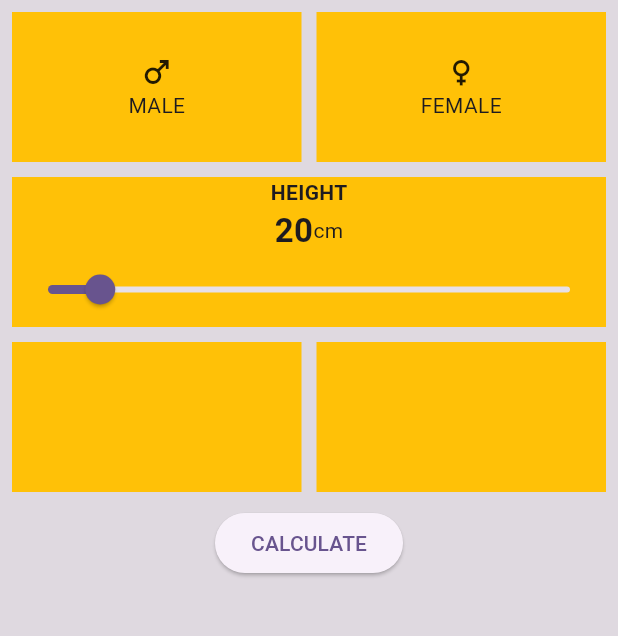
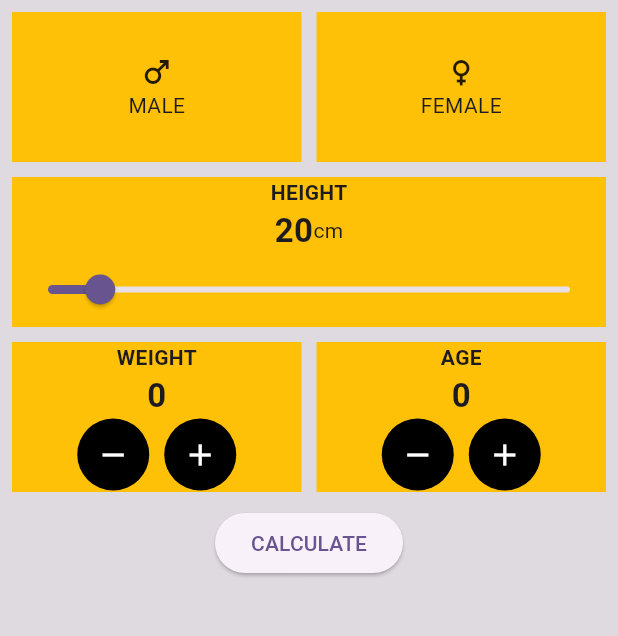
Before and after one commit to Mustack-Rabbi/bmi-calculator, a Flutter app: the screen it shows after launch, on a phone screen of 412 x 824 dp, the part 84-720 px from its top. Run offline on Flutter 3.47's test engine with Material 3 defaults, Android fonts, the phone set to English and light mode, and no system bars.

Commit message:
weight age design complete

```diff
--- a/lib/page/home_page.dart
+++ b/lib/page/home_page.dart
@@ -9,6 +9,8 @@ class HomePage extends StatefulWidget {
 
 class _HomePageState extends State<HomePage> {
   double _currentSliderValue = 20;
+  int weight = 0;
+  int age = 0;
   @override
   Widget build(BuildContext context) {
     return Scaffold(
@@ -94,6 +96,56 @@ class _HomePageState extends State<HomePage> {
                     child: Container(
                       height: 100,
                       color: Colors.amber,
+                      child: Column(
+                        children: [
+                          Text("WEIGHT",
+                              style: TextStyle(fontWeight: FontWeight.bold)),
+                          Text(
+                            weight.toString(),
+                            style: TextStyle(
+                                fontSize: 22, fontWeight: FontWeight.bold),
+                          ),
+                          Row(
+                            mainAxisAlignment: MainAxisAlignment.center,
+                            children: [
+                              Container(
+                                decoration: const ShapeDecoration(
+                                  color: Colors.black,
+                                  shape: CircleBorder(),
+                                ),
+                                child: IconButton(
+                                  icon: const Icon(Icons.remove),
+                                  color: Colors.white,
+                                  onPressed: () {
+                                    if (weight > 0) {
+                                      weight--;
+                                    }
+
+                                    setState(() {});
+                                  },
+                                ),
+                              ),
+                              SizedBox(
+                                width: 10,
+                              ),
+                              Container(
+                                decoration: const ShapeDecoration(
+                                  color: Colors.black,
+                                  shape: CircleBorder(),
+                                ),
+                                child: IconButton(
+                                  icon: const Icon(Icons.add),
+                                  color: Colors.white,
+                                  onPressed: () {
+                                    weight++;
+                                    setState(() {});
+                                  },
+                                ),
+                              ),
+                            ],
+                          )
+                        ],
+                      ),
                     ),
                   ),
                   SizedBox(
@@ -103,8 +155,58 @@ class _HomePageState extends State<HomePage> {
                     child: Container(
                       height: 100,
                       color: Colors.amber,
+                      child: Column(
+                        children: [
+                          Text("AGE",
+                              style: TextStyle(fontWeight: FontWeight.bold)),
+                          Text(
+                            age.toString(),
+                            style: TextStyle(
+                                fontSize: 22, fontWeight: FontWeight.bold),
+                          ),
+                          Row(
+                            mainAxisAlignment: MainAxisAlignment.center,
+                            children: [
+                              Container(
+                                decoration: const ShapeDecoration(
+                                  color: Colors.black,
+                                  shape: CircleBorder(),
+                                ),
+                                child: IconButton(
+                                  icon: const Icon(Icons.remove),
+                                  color: Colors.white,
+                                  onPressed: () {
+                                    if (age > 0) {
+                                      age--;
+                                    }
+
+                                    setState(() {});
+                                  },
+                                ),
+                              ),
+                              SizedBox(
+                                width: 10,
+                              ),
+                              Container(
+                                decoration: const ShapeDecoration(
+                                  color: Colors.black,
+                                  shape: CircleBorder(),
+                                ),
+                                child: IconButton(
+                                  icon: const Icon(Icons.add),
+                                  color: Colors.white,
+                                  onPressed: () {
+                                    age++;
+                                    setState(() {});
+                                  },
+                                ),
+                              ),
+                            ],
+                          )
+                        ],
+                      ),
                     ),
-                  )
+                  ),
                 ],
               ),
               SizedBox(
```
